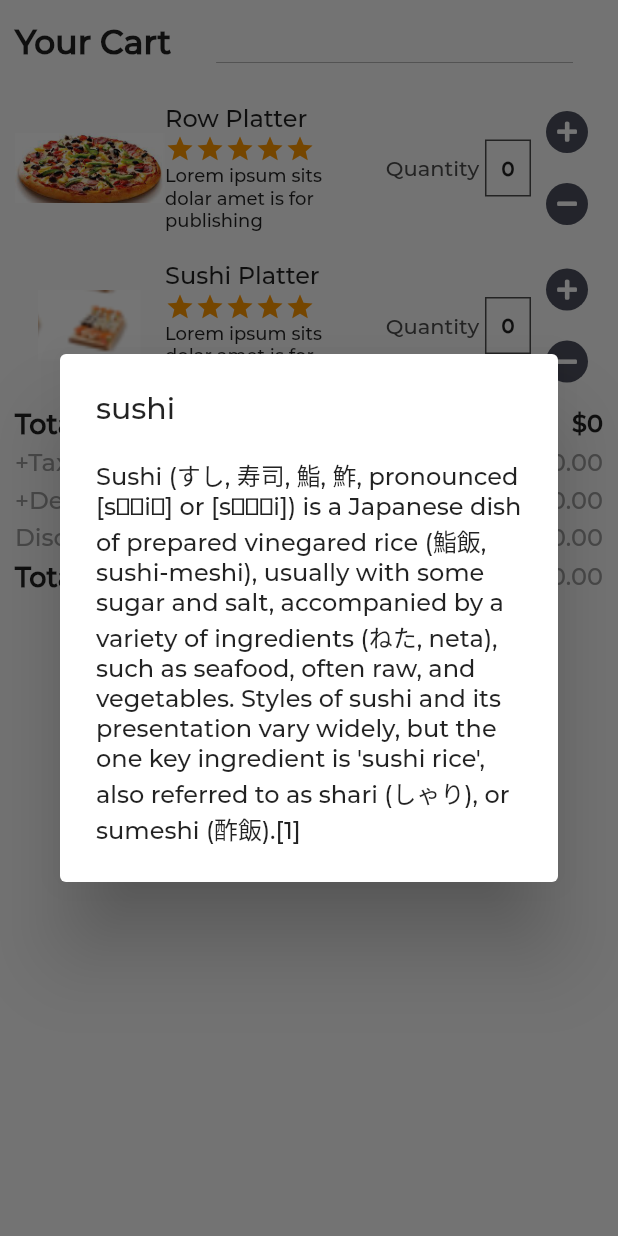
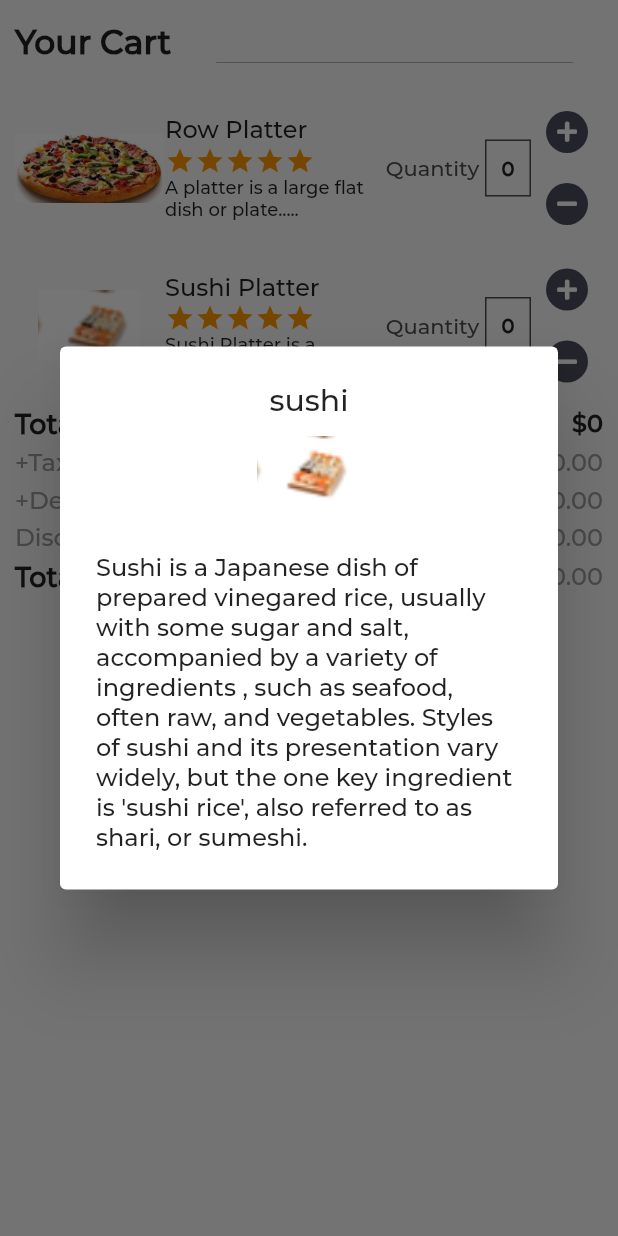
Before and after one commit to abhijeetsingh21/Hackhound_flutter, a Flutter app: the cartPage screen opened directly, after a tap on "Sushi Platter", on a phone screen of 412 x 824 dp. Run offline on Flutter 3.47's test engine with Material 2 defaults, Android fonts, the phone set to English and light mode, and no system bars; our stand-ins replace firebase_auth, firebase_core, font_awesome_flutter; accounts and stored records are empty.

Commit message:
2nd commit

```diff
--- a/lib/AdditionalPages/CartPage.dart
+++ b/lib/AdditionalPages/CartPage.dart
@@ -72,13 +72,28 @@ class _cartPageState extends State<cartPage> {
                       height: 20,
                     ),
                     GestureDetector(
-                      child:
-                          placesWidget("food1", "Row Platter", quantityPlatter),
+                      child: placesWidget(
+                          "food1",
+                          "Row Platter",
+                          quantityPlatter,
+                          "A platter is a large flat dish or plate....."),
                       onTap: () {
                         showDialog(
                             context: context,
                             builder: (context) => AlertDialog(
-                                  title: Text("Row Platter"),
+                                  title: Column(
+                                    children: [
+                                      Text("Row Platter"),
+                                      Container(
+                                        width: 100.0,
+                                        height: 70.0,
+                                        child: Image(
+                                          image: AssetImage(
+                                              "asset/images/food1.png"),
+                                        ),
+                                      ),
+                                    ],
+                                  ),
                                   content: Text(
                                       "A platter is a large flat dish or plate, typically oval or circular in shape, used for serving a meal or course.In restaurant terminology, a platter is often a main dish served on a platter with one or more side dishes, such as a salad or french fries.Notable platters includes the Colombian bandeja paisa, Indian thali or Arabic mixed-meat platters."),
                                 ));
@@ -89,14 +104,29 @@ class _cartPageState extends State<cartPage> {
                     ),
                     GestureDetector(
                       child: placesWidget(
-                          "sushi3", "Sushi Platter", quantitySushi),
+                          "sushi3",
+                          "Sushi Platter",
+                          quantitySushi,
+                          "Sushi Platter is a Japanese dish of.... "),
                       onTap: () {
                         showDialog(
                             context: context,
                             builder: (context) => AlertDialog(
-                                  title: Text("sushi"),
+                                  title: Column(
+                                    children: [
+                                      Text("sushi"),
+                                      Container(
+                                        width: 150.0,
+                                        height: 70.0,
+                                        child: Image(
+                                          image: AssetImage(
+                                              "asset/images/sushi3.png"),
+                                        ),
+                                      ),
+                                    ],
+                                  ),
                                   content: Text(
-                                      "Sushi (すし, 寿司, 鮨, 鮓, pronounced [sɯɕiꜜ] or [sɯꜜɕi]) is a Japanese dish of prepared vinegared rice (鮨飯, sushi-meshi), usually with some sugar and salt, accompanied by a variety of ingredients (ねた, neta), such as seafood, often raw, and vegetables. Styles of sushi and its presentation vary widely, but the one key ingredient is 'sushi rice', also referred to as shari (しゃり), or sumeshi (酢飯).[1]"),
+                                      "Sushi is a Japanese dish of prepared vinegared rice, usually with some sugar and salt, accompanied by a variety of ingredients , such as seafood, often raw, and vegetables. Styles of sushi and its presentation vary widely, but the one key ingredient is 'sushi rice', also referred to as shari, or sumeshi."),
                                 ));
                       },
                     ),
@@ -322,7 +352,7 @@ class _cartPageState extends State<cartPage> {
     );
   }
 
-  Row placesWidget(String img, String name, int quantity) {
+  Row placesWidget(String img, String name, int quantity, String matter) {
     return Row(
       children: [
         Container(
@@ -370,9 +400,9 @@ class _cartPageState extends State<cartPage> {
                   ),
                 ],
               ),
-              const Text(
-                "Lorem ipsum sits dolar amet is for publishing",
-                style: TextStyle(fontSize: 12),
+              Text(
+                matter,
+                style: const TextStyle(fontSize: 12),
               )
             ],
           ),
```
